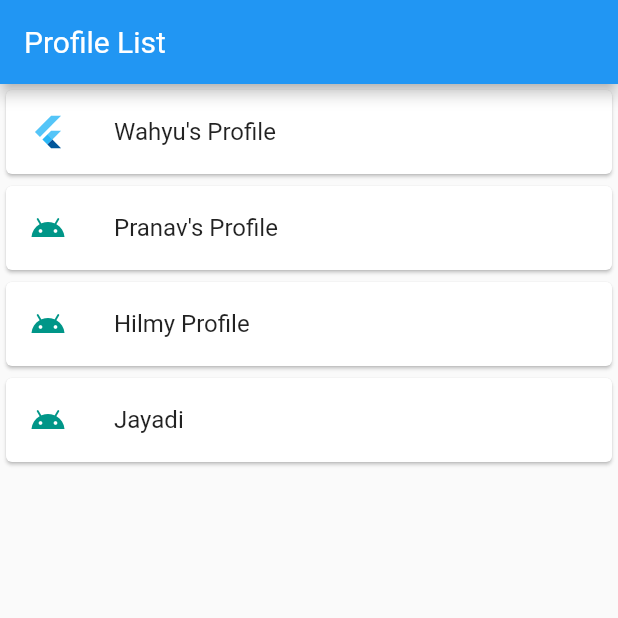
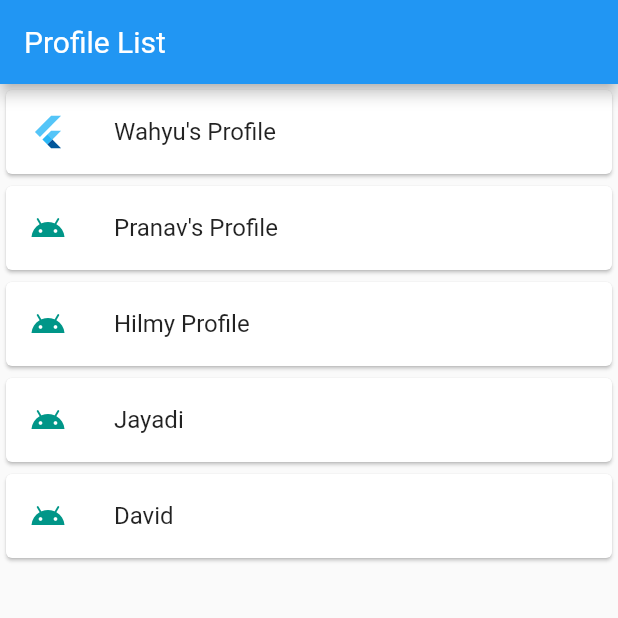
Before and after one commit to wahyush04/CV_Flutter_Contribution, a Flutter app: the screen it shows after launch, on a phone screen of 412 x 824 dp, the top half of it. Run offline on Flutter 3.47's test engine with Material 2 defaults, Android fonts, the phone set to English and light mode, and no system bars.

Commit message:
david_profile

```diff
--- a/lib/jayadi.dart
+++ b/lib/david.dart
@@ -3,7 +3,7 @@
 import 'package:flutter/cupertino.dart';
 import 'package:flutter/material.dart';
 
-class JayadiProfile extends StatelessWidget {
+class GeriProfile extends StatelessWidget {
   @override
   Widget build(BuildContext context) {
     return Scaffold(
@@ -27,7 +27,7 @@ class JayadiProfile extends StatelessWidget {
                       alignment: const Alignment(0.0,2.5),
                       child: const CircleAvatar(
                         backgroundImage: AssetImage(
-                            'images/jayadi.jpg'
+                            'images/david.jpg'
                         ),
                         radius: 60.0,
                       ),
@@ -38,7 +38,7 @@ class JayadiProfile extends StatelessWidget {
                   height: 60,
                 ),
                 const Text(
-                  "Muhammad Jayadi"
+                  "David Geri"
                   ,style: TextStyle(
                     fontSize: 25.0,
                     color:Colors.blueGrey,
@@ -50,7 +50,7 @@ class JayadiProfile extends StatelessWidget {
                   height: 10,
                 ),
                 const Text(
-                  "Lombok Tengah, NTB"
+                  "Mataram, NTB"
                   ,style: TextStyle(
                     fontSize: 18.0,
                     color:Colors.black45,
--- a/lib/home.dart
+++ b/lib/home.dart
@@ -2,6 +2,7 @@ import 'package:cv_flutter_contribution/jayadi.dart';
 import 'package:cv_flutter_contribution/pranav_profile.dart';
 import 'package:cv_flutter_contribution/wahyu_profile.dart';
 import 'package:flutter/material.dart';
+import 'package:cv_flutter_contribution/david.dart';
 
 import 'hilmykun_profile.dart';
 
@@ -74,6 +75,21 @@ class Home extends StatelessWidget {
               ),
             ),
           ),
+          InkWell(
+            onTap: () {
+              Navigator.push(context,
+                  MaterialPageRoute(builder: (context) => GeriProfile()));
+            },
+            child: const Card(
+              child: ListTile(
+                leading: Icon(
+                  Icons.android_rounded,
+                  color: Colors.teal,
+                ),
+                title: Text("David"),
+              ),
+            ),
+          )
         ],
       ),
     );
--- a/pubspec.yaml
+++ b/pubspec.yaml
@@ -64,7 +64,7 @@ flutter:
     - images/Pranav.jpg
     - images/hilmy.jpg
     - images/jayadi.jpg
-
+    - images/david.JPG
   fonts:
     - family: Pacifico
       fonts:
```
Also changed, not shown: images/david.JPG (added).
